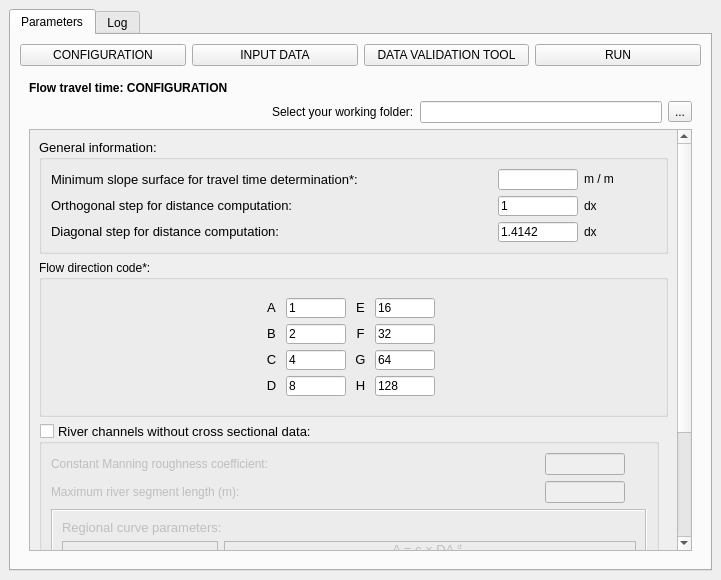
J1Vitor/HidroPixel_test, file hidroPixel_dialog_flow_tt.ui: the form before one commit.
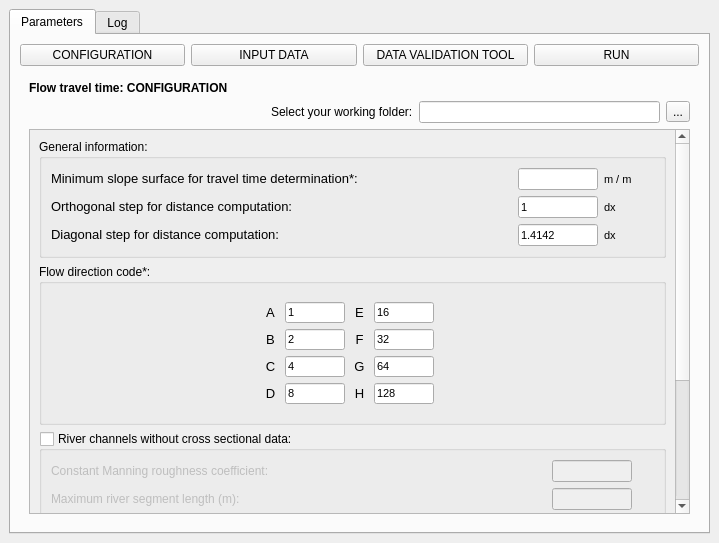
The form after the commit. Icons and pictures are not drawn. Custom widgets are drawn as their Qt base class.

Diff of the .ui file:
```diff
--- a/hidroPixel_dialog_flow_tt.ui
+++ b/hidroPixel_dialog_flow_tt.ui
@@ -6,8 +6,8 @@
    <rect>
     <x>0</x>
     <y>0</y>
-    <width>721</width>
-    <height>580</height>
+    <width>719</width>
+    <height>543</height>
    </rect>
   </property>
   <property name="windowTitle">
@@ -99,8 +99,8 @@
                 <rect>
                  <x>0</x>
                  <y>0</y>
-                 <width>642</width>
-                 <height>590</height>
+                 <width>650</width>
+                 <height>606</height>
                 </rect>
                </property>
                <layout class="QGridLayout" name="gridLayout_6">
@@ -118,15 +118,9 @@
                           <verstretch>0</verstretch>
                          </sizepolicy>
                         </property>
-                        <property name="maximumSize">
-                         <size>
-                          <width>630</width>
-                          <height>115</height>
-                         </size>
-                        </property>
                         <property name="font">
                          <font>
-                          <pointsize>10</pointsize>
+                          <pointsize>9</pointsize>
                          </font>
                         </property>
                         <property name="title">
@@ -279,7 +273,7 @@
                                  </property>
                                  <property name="font">
                                   <font>
-                                   <pointsize>9</pointsize>
+                                   <pointsize>8</pointsize>
                                   </font>
                                  </property>
                                  <property name="text">
@@ -291,7 +285,7 @@
                                 <widget class="QLabel" name="label_2">
                                  <property name="font">
                                   <font>
-                                   <pointsize>9</pointsize>
+                                   <pointsize>8</pointsize>
                                   </font>
                                  </property>
                                  <property name="text">
@@ -307,7 +301,7 @@
                                 <widget class="QLabel" name="label_5">
                                  <property name="font">
                                   <font>
-                                   <pointsize>9</pointsize>
+                                   <pointsize>8</pointsize>
                                   </font>
                                  </property>
                                  <property name="text">
@@ -325,7 +319,7 @@
                                  </property>
                                  <property name="font">
                                   <font>
-                                   <pointsize>9</pointsize>
+                                   <pointsize>8</pointsize>
                                   </font>
                                  </property>
                                  <property name="text">
@@ -341,7 +335,7 @@
                                 <widget class="QLabel" name="label_4">
                                  <property name="font">
                                   <font>
-                                   <pointsize>9</pointsize>
+                                   <pointsize>8</pointsize>
                                   </font>
                                  </property>
                                  <property name="text">
@@ -359,7 +353,7 @@
                                  </property>
                                  <property name="font">
                                   <font>
-                                   <pointsize>9</pointsize>
+                                   <pointsize>8</pointsize>
                                   </font>
                                  </property>
                                  <property name="text">
@@ -375,15 +369,9 @@
                             <layout class="QVBoxLayout" name="verticalLayout_4">
                              <item>
                               <widget class="QLabel" name="label_6">
-                               <property name="minimumSize">
-                                <size>
-                                 <width>50</width>
-                                 <height>0</height>
-                                </size>
-                               </property>
                                <property name="font">
                                 <font>
-                                 <pointsize>9</pointsize>
+                                 <pointsize>8</pointsize>
                                 </font>
                                </property>
                                <property name="text">
@@ -395,7 +383,7 @@
                               <widget class="QLabel" name="label_8">
                                <property name="font">
                                 <font>
-                                 <pointsize>9</pointsize>
+                                 <pointsize>8</pointsize>
                                 </font>
                                </property>
                                <property name="text">
@@ -407,7 +395,7 @@
                               <widget class="QLabel" name="label_9">
                                <property name="font">
                                 <font>
-                                 <pointsize>9</pointsize>
+                                 <pointsize>8</pointsize>
                                 </font>
                                </property>
                                <property name="text">
@@ -424,11 +412,16 @@
                       </item>
                       <item row="1" column="0">
                        <widget class="QGroupBox" name="groupBox_2">
-                        <property name="maximumSize">
-                         <size>
-                          <width>630</width>
-                          <height>160</height>
-                         </size>
+                        <property name="sizePolicy">
+                         <sizepolicy hsizetype="Expanding" vsizetype="Expanding">
+                          <horstretch>0</horstretch>
+                          <verstretch>0</verstretch>
+                         </sizepolicy>
+                        </property>
+                        <property name="font">
+                         <font>
+                          <pointsize>9</pointsize>
+                         </font>
                         </property>
                         <property name="title">
                          <string>Flow direction code*:</string>
@@ -449,10 +442,16 @@
                          </item>
                          <item>
                           <widget class="QLabel" name="label_65">
+                           <property name="sizePolicy">
+                            <sizepolicy hsizetype="Preferred" vsizetype="Preferred">
+                             <horstretch>0</horstretch>
+                             <verstretch>0</verstretch>
+                            </sizepolicy>
+                           </property>
                            <property name="maximumSize">
                             <size>
-                             <width>100</width>
-                             <height>100</height>
+                             <width>110</width>
+                             <height>110</height>
                             </size>
                            </property>
                            <property name="text">
@@ -467,6 +466,9 @@
                            <property name="scaledContents">
                             <bool>true</bool>
                            </property>
+                           <property name="alignment">
+                            <set>Qt::AlignCenter</set>
+                           </property>
                           </widget>
                          </item>
                          <item>
@@ -494,7 +496,7 @@
                              <widget class="QLabel" name="label_10">
                               <property name="font">
                                <font>
-                                <pointsize>7</pointsize>
+                                <pointsize>9</pointsize>
                                </font>
                               </property>
                               <property name="text">
@@ -504,12 +506,23 @@
                             </item>
                             <item row="0" column="1">
                              <widget class="QLineEdit" name="le_5_pg1">
+                              <property name="sizePolicy">
+                               <sizepolicy hsizetype="Expanding" vsizetype="Expanding">
+                                <horstretch>0</horstretch>
+                                <verstretch>0</verstretch>
+                               </sizepolicy>
+                              </property>
                               <property name="maximumSize">
                                <size>
                                 <width>60</width>
-                                <height>20</height>
+                                <height>16777215</height>
                                </size>
                               </property>
+                              <property name="font">
+                               <font>
+                                <pointsize>8</pointsize>
+                               </font>
+                              </property>
                               <property name="inputMethodHints">
                                <set>Qt::ImhNone</set>
                               </property>
@@ -520,6 +533,11 @@
                             </item>
                             <item row="0" column="2">
                              <widget class="QLabel" name="label_21">
+                              <property name="font">
+                               <font>
+                                <pointsize>9</pointsize>
+                               </font>
+                              </property>
                               <property name="text">
                                <string>&lt;html&gt;&lt;head/&gt;&lt;body&gt;&lt;p align=&quot;center&quot;&gt;&lt;span style=&quot; font-size:10pt;&quot;&gt;E&lt;/span&gt;&lt;/p&gt;&lt;/body&gt;&lt;/html&gt;</string>
                               </property>
@@ -527,12 +545,23 @@
                             </item>
                             <item row="0" column="3">
                              <widget class="QLineEdit" name="le_9_pg1">
+                              <property name="sizePolicy">
+                               <sizepolicy hsizetype="Expanding" vsizetype="Expanding">
+                                <horstretch>0</horstretch>
+                                <verstretch>0</verstretch>
+                               </sizepolicy>
+                              </property>
                               <property name="maximumSize">
                                <size>
                                 <width>60</width>
-                                <height>20</height>
+                                <height>16777215</height>
                                </size>
                               </property>
+                              <property name="font">
+                               <font>
+                                <pointsize>8</pointsize>
+                               </font>
+                              </property>
                               <property name="text">
                                <string>16</string>
                               </property>
@@ -540,6 +569,11 @@
                             </item>
                             <item row="1" column="0">
                              <widget class="QLabel" name="label_20">
+                              <property name="font">
+                               <font>
+                                <pointsize>9</pointsize>
+                               </font>
+                              </property>
                               <property name="text">
                                <string>&lt;html&gt;&lt;head/&gt;&lt;body&gt;&lt;p align=&quot;center&quot;&gt;&lt;span style=&quot; font-size:10pt;&quot;&gt;B&lt;/span&gt;&lt;/p&gt;&lt;/body&gt;&lt;/html&gt;</string>
                               </property>
@@ -547,12 +581,23 @@
                             </item>
                             <item row="1" column="1">
                              <widget class="QLineEdit" name="le_6_pg1">
+                              <property name="sizePolicy">
+                               <sizepolicy hsizetype="Expanding" vsizetype="Expanding">
+                                <horstretch>0</horstretch>
+                                <verstretch>0</verstretch>
+                               </sizepolicy>
+                              </property>
                               <property name="maximumSize">
                                <size>
                                 <width>60</width>
-                                <height>20</height>
+                                <height>16777215</height>
                                </size>
                               </property>
+                              <property name="font">
+                               <font>
+                                <pointsize>8</pointsize>
+                               </font>
+                              </property>
                               <property name="text">
                                <string>2</string>
                               </property>
@@ -560,6 +605,11 @@
                             </item>
                             <item row="1" column="2">
                              <widget class="QLabel" name="label_15">
+                              <property name="font">
+                               <font>
+                                <pointsize>9</pointsize>
+                               </font>
+                              </property>
                               <property name="text">
                                <string>&lt;html&gt;&lt;head/&gt;&lt;body&gt;&lt;p align=&quot;center&quot;&gt;&lt;span style=&quot; font-size:10pt;&quot;&gt;F&lt;/span&gt;&lt;/p&gt;&lt;/body&gt;&lt;/html&gt;</string>
                               </property>
@@ -567,12 +617,23 @@
                             </item>
                             <item row="1" column="3">
                              <widget class="QLineEdit" name="le_10_pg1">
+                              <property name="sizePolicy">
+                               <sizepolicy hsizetype="Expanding" vsizetype="Expanding">
+                                <horstretch>0</horstretch>
+                                <verstretch>0</verstretch>
+                               </sizepolicy>
+                              </property>
                               <property name="maximumSize">
                                <size>
                                 <width>60</width>
-                                <height>20</height>
+                                <height>16777215</height>
                                </size>
                               </property>
+                              <property name="font">
+                               <font>
+                                <pointsize>8</pointsize>
+                               </font>
+                              </property>
                               <property name="text">
                                <string>32</string>
                               </property>
@@ -580,6 +641,11 @@
                             </item>
                             <item row="2" column="0">
                              <widget class="QLabel" name="label_19">
+                              <property name="font">
+                               <font>
+                                <pointsize>9</pointsize>
+                               </font>
+                              </property>
                               <property name="text">
                                <string>&lt;html&gt;&lt;head/&gt;&lt;body&gt;&lt;p align=&quot;center&quot;&gt;&lt;span style=&quot; font-size:10pt;&quot;&gt;C&lt;/span&gt;&lt;/p&gt;&lt;/body&gt;&lt;/html&gt;</string>
                               </property>
@@ -587,12 +653,23 @@
                             </item>
                             <item row="2" column="1">
                              <widget class="QLineEdit" name="le_7_pg1">
+                              <property name="sizePolicy">
+                               <sizepolicy hsizetype="Expanding" vsizetype="Expanding">
+                                <horstretch>0</horstretch>
+                                <verstretch>0</verstretch>
+                               </sizepolicy>
+                              </property>
                               <property name="maximumSize">
                                <size>
                                 <width>60</width>
-                                <height>20</height>
+                                <height>16777215</height>
                                </size>
                               </property>
+                              <property name="font">
+                               <font>
+                                <pointsize>8</pointsize>
+                               </font>
+                              </property>
                               <property name="text">
                                <string>4</string>
                               </property>
@@ -600,6 +677,11 @@
                             </item>
                             <item row="2" column="2">
                              <widget class="QLabel" name="label_17">
+                              <property name="font">
+                               <font>
+                                <pointsize>9</pointsize>
+                               </font>
+                              </property>
                               <property name="text">
                                <string>&lt;html&gt;&lt;head/&gt;&lt;body&gt;&lt;p align=&quot;center&quot;&gt;&lt;span style=&quot; font-size:10pt;&quot;&gt;G&lt;/span&gt;&lt;/p&gt;&lt;/body&gt;&lt;/html&gt;</string>
                               </property>
@@ -610,9 +692,14 @@
                               <property name="maximumSize">
                                <size>
                                 <width>60</width>
-                                <height>20</height>
+                                <height>16777215</height>
                                </size>
                               </property>
+                              <property name="font">
+                               <font>
+                                <pointsize>8</pointsize>
+                               </font>
+                              </property>
                               <property name="text">
                                <string>64</string>
                               </property>
@@ -620,6 +707,11 @@
                             </item>
                             <item row="3" column="0">
                              <widget class="QLabel" name="label_16">
+                              <property name="font">
+                               <font>
+                                <pointsize>9</pointsize>
+                               </font>
+                              </property>
                               <property name="text">
                                <string>&lt;html&gt;&lt;head/&gt;&lt;body&gt;&lt;p align=&quot;center&quot;&gt;&lt;span style=&quot; font-size:10pt;&quot;&gt;D&lt;/span&gt;&lt;/p&gt;&lt;/body&gt;&lt;/html&gt;</string>
                               </property>
@@ -627,12 +719,23 @@
                             </item>
                             <item row="3" column="1">
                              <widget class="QLineEdit" name="le_8_pg1">
+                              <property name="sizePolicy">
+                               <sizepolicy hsizetype="Expanding" vsizetype="Expanding">
+                                <horstretch>0</horstretch>
+                                <verstretch>0</verstretch>
+                               </sizepolicy>
+                              </property>
                               <property name="maximumSize">
                                <size>
                                 <width>60</width>
-                                <height>20</height>
+                                <height>16777215</height>
                                </size>
                               </property>
+                              <property name="font">
+                               <font>
+                                <pointsize>8</pointsize>
+                               </font>
+                              </property>
                               <property name="text">
                                <string>8</string>
                               </property>
@@ -640,6 +743,11 @@
                             </item>
                             <item row="3" column="2">
                              <widget class="QLabel" name="label_18">
+                              <property name="font">
+                               <font>
+                                <pointsize>9</pointsize>
+                               </font>
+                              </property>
                               <property name="text">
                                <string>&lt;html&gt;&lt;head/&gt;&lt;body&gt;&lt;p align=&quot;center&quot;&gt;&lt;span style=&quot; font-size:10pt;&quot;&gt;H&lt;/span&gt;&lt;/p&gt;&lt;/body&gt;&lt;/html&gt;</string>
                               </property>
@@ -647,12 +755,23 @@
                             </item>
                             <item row="3" column="3">
                              <widget class="QLineEdit" name="le_12_pg1">
+                              <property name="sizePolicy">
+                               <sizepolicy hsizetype="Expanding" vsizetype="Expanding">
+                                <horstretch>0</horstretch>
+                                <verstretch>0</verstretch>
+                               </sizepolicy>
+                              </property>
                               <property name="maximumSize">
                                <size>
                                 <width>60</width>
-                                <height>20</height>
+                                <height>16777215</height>
                                </size>
                               </property>
+                              <property name="font">
+                               <font>
+                                <pointsize>8</pointsize>
+                               </font>
+                              </property>
                               <property name="text">
                                <string>128</string>
                               </property>
@@ -727,15 +846,9 @@
                         <verstretch>0</verstretch>
                        </sizepolicy>
                       </property>
-                      <property name="maximumSize">
-                       <size>
-                        <width>620</width>
-                        <height>285</height>
-                       </size>
-                      </property>
                       <property name="font">
                        <font>
-                        <pointsize>10</pointsize>
+                        <pointsize>9</pointsize>
                        </font>
                       </property>
                       <property name="title">
@@ -775,7 +888,7 @@
                            </property>
                            <property name="font">
                             <font>
-                             <pointsize>9</pointsize>
+                             <pointsize>8</pointsize>
                             </font>
                            </property>
                            <property name="text">
@@ -839,7 +952,7 @@
                            </property>
                            <property name="font">
                             <font>
-                             <pointsize>9</pointsize>
+                             <pointsize>8</pointsize>
                             </font>
                            </property>
                            <property name="text">
@@ -920,11 +1033,11 @@
                          <layout class="QGridLayout" name="gridLayout_65">
                           <item row="1" column="0">
                            <widget class="QFrame" name="frame">
-                            <property name="maximumSize">
-                             <size>
-                              <width>240</width>
-                              <height>125</height>
-                             </size>
+                            <property name="sizePolicy">
+                             <sizepolicy hsizetype="Expanding" vsizetype="Expanding">
+                              <horstretch>0</horstretch>
+                              <verstretch>0</verstretch>
+                             </sizepolicy>
                             </property>
                             <property name="frameShape">
                              <enum>QFrame::StyledPanel</enum>
@@ -951,6 +1064,12 @@
                           </item>
                           <item row="1" column="1">
                            <widget class="QFrame" name="frame_9">
+                            <property name="sizePolicy">
+                             <sizepolicy hsizetype="Expanding" vsizetype="Expanding">
+                              <horstretch>0</horstretch>
+                              <verstretch>0</verstretch>
+                             </sizepolicy>
+                            </property>
                             <property name="frameShape">
                              <enum>QFrame::StyledPanel</enum>
                             </property>
@@ -1003,6 +1122,11 @@
                                </item>
                                <item row="1" column="0">
                                 <widget class="QLabel" name="label_7">
+                                 <property name="font">
+                                  <font>
+                                   <pointsize>9</pointsize>
+                                  </font>
+                                 </property>
                                  <property name="text">
                                   <string>&lt;html&gt;&lt;head/&gt;&lt;body&gt;&lt;p align=&quot;center&quot;&gt;A = c × DA &lt;span style=&quot; vertical-align:super;&quot;&gt;d&lt;/span&gt;&lt;/p&gt;&lt;/body&gt;&lt;/html&gt;</string>
                                  </property>
@@ -4981,6 +5105,13 @@
    </layout>
   </widget>
  </widget>
+ <customwidgets>
+  <customwidget>
+   <class>QgsMapLayerComboBox</class>
+   <extends>QComboBox</extends>
+   <header>qgsmaplayercombobox.h</header>
+  </customwidget>
+ </customwidgets>
  <tabstops>
   <tabstop>tbtn_pg1_1</tabstop>
   <tabstop>le_1_pg1</tabstop>
```
Left out of the diff: 1465 changed lines with no effect on the pictures.
